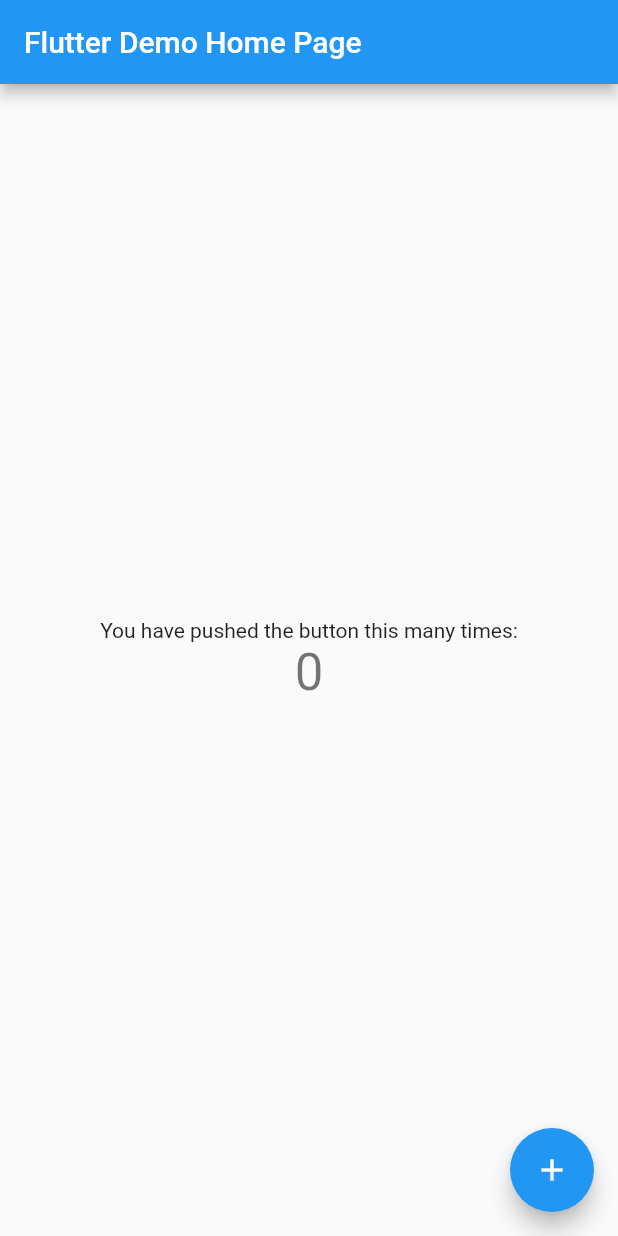
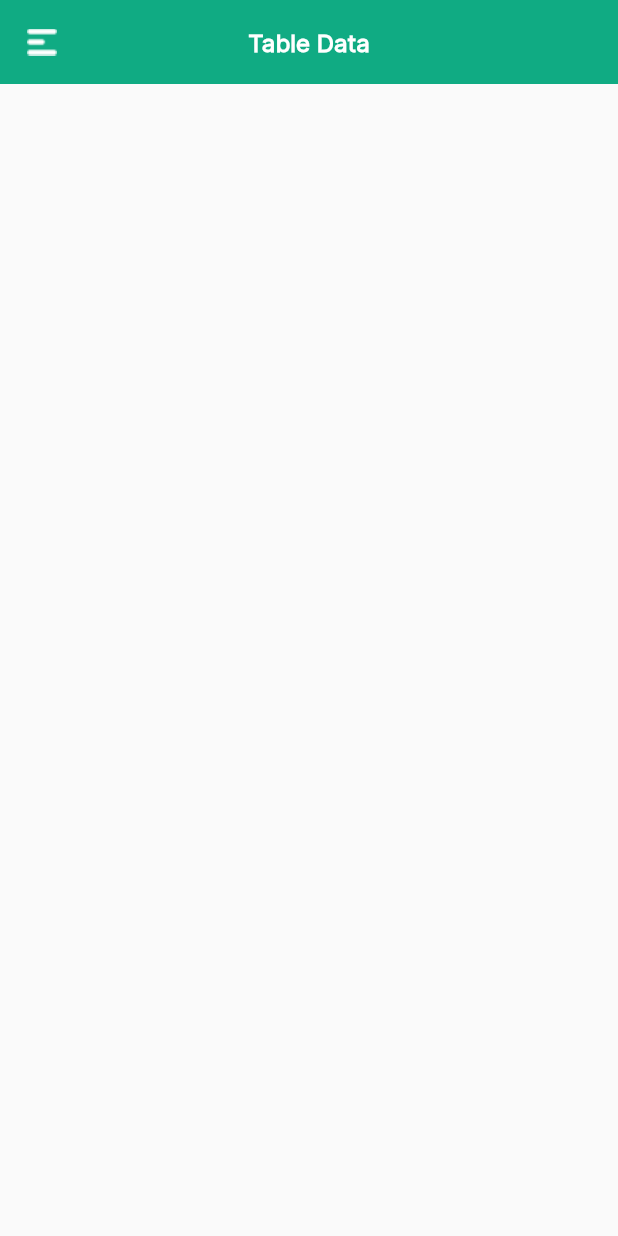
Before and after one commit to marufrobin/demo_limited_company, a Flutter app: the screen it shows after launch, on a phone screen of 412 x 824 dp. Run offline on Flutter 3.47's test engine with Material 2 defaults, Android fonts, the phone set to English and light mode, and no system bars.

Commit message:
appbar done, drawer ScrimColor done

```diff
--- /dev/null
+++ b/lib/home_page.dart
@@ -0,0 +1,38 @@
+import 'package:flutter/material.dart';
+
+class HomePage extends StatelessWidget {
+  const HomePage({Key? key}) : super(key: key);
+
+  @override
+  Widget build(BuildContext context) {
+    final GlobalKey<ScaffoldState> _key = GlobalKey();
+    return Scaffold(
+      key: _key,
+      drawerScrimColor: Color(0xff10AB83).withOpacity(0.5),
+      drawer: Drawer(
+        backgroundColor: Colors.redAccent,
+      ),
+      appBar: AppBar(
+        leading: GestureDetector(
+          onTap: () {
+            _key.currentState!.openDrawer();
+          },
+          child: Container(
+              width: 16,
+              height: 14,
+              child: Image.asset(
+                "images/menu.png",
+              )),
+        ),
+        backgroundColor: Color(0xff10AB83),
+        elevation: 0,
+        title: Text(
+          "Table Data",
+          style: TextStyle(
+              fontSize: 16, fontWeight: FontWeight.w600, fontFamily: "Inter"),
+        ),
+        centerTitle: true,
+      ),
+    );
+  }
+}
--- a/lib/main.dart
+++ b/lib/main.dart
@@ -1,4 +1,6 @@
+import 'package:demo_limited_company/home_page.dart';
 import 'package:flutter/material.dart';
+import 'package:flutter/services.dart';
 
 void main() {
   runApp(const MyApp());
@@ -10,106 +12,14 @@ class MyApp extends StatelessWidget {
   // This widget is the root of your application.
   @override
   Widget build(BuildContext context) {
+    SystemChrome.setSystemUIOverlayStyle(
+        SystemUiOverlayStyle(statusBarColor: Colors.transparent));
     return MaterialApp(
       title: 'Flutter Demo',
       theme: ThemeData(
-        // This is the theme of your application.
-        //
-        // Try running your application with "flutter run". You'll see the
-        // application has a blue toolbar. Then, without quitting the app, try
-        // changing the primarySwatch below to Colors.green and then invoke
-        // "hot reload" (press "r" in the console where you ran "flutter run",
-        // or simply save your changes to "hot reload" in a Flutter IDE).
-        // Notice that the counter didn't reset back to zero; the application
-        // is not restarted.
         primarySwatch: Colors.blue,
       ),
-      home: const MyHomePage(title: 'Flutter Demo Home Page'),
+      home: const HomePage(),
     );
   }
 }
-
-class MyHomePage extends StatefulWidget {
-  const MyHomePage({super.key, required this.title});
-
-  // This widget is the home page of your application. It is stateful, meaning
-  // that it has a State object (defined below) that contains fields that affect
-  // how it looks.
-
-  // This class is the configuration for the state. It holds the values (in this
-  // case the title) provided by the parent (in this case the App widget) and
-  // used by the build method of the State. Fields in a Widget subclass are
-  // always marked "final".
-
-  final String title;
-
-  @override
-  State<MyHomePage> createState() => _MyHomePageState();
-}
-
-class _MyHomePageState extends State<MyHomePage> {
-  int _counter = 0;
-
-  void _incrementCounter() {
-    setState(() {
-      // This call to setState tells the Flutter framework that something has
-      // changed in this State, which causes it to rerun the build method below
-      // so that the display can reflect the updated values. If we changed
-      // _counter without calling setState(), then the build method would not be
-      // called again, and so nothing would appear to happen.
-      _counter++;
-    });
-  }
-
-  @override
-  Widget build(BuildContext context) {
-    // This method is rerun every time setState is called, for instance as done
-    // by the _incrementCounter method above.
-    //
-    // The Flutter framework has been optimized to make rerunning build methods
-    // fast, so that you can just rebuild anything that needs updating rather
-    // than having to individually change instances of widgets.
-    return Scaffold(
-      appBar: AppBar(
-        // Here we take the value from the MyHomePage object that was created by
-        // the App.build method, and use it to set our appbar title.
-        title: Text(widget.title),
-      ),
-      body: Center(
-        // Center is a layout widget. It takes a single child and positions it
-        // in the middle of the parent.
-        child: Column(
-          // Column is also a layout widget. It takes a list of children and
-          // arranges them vertically. By default, it sizes itself to fit its
-          // children horizontally, and tries to be as tall as its parent.
-          //
-          // Invoke "debug painting" (press "p" in the console, choose the
-          // "Toggle Debug Paint" action from the Flutter Inspector in Android
-          // Studio, or the "Toggle Debug Paint" command in Visual Studio Code)
-          // to see the wireframe for each widget.
-          //
-          // Column has various properties to control how it sizes itself and
-          // how it positions its children. Here we use mainAxisAlignment to
-          // center the children vertically; the main axis here is the vertical
-          // axis because Columns are vertical (the cross axis would be
-          // horizontal).
-          mainAxisAlignment: MainAxisAlignment.center,
-          children: <Widget>[
-            const Text(
-              'You have pushed the button this many times:',
-            ),
-            Text(
-              '$_counter',
-              style: Theme.of(context).textTheme.headline4,
-            ),
-          ],
-        ),
-      ),
-      floatingActionButton: FloatingActionButton(
-        onPressed: _incrementCounter,
-        tooltip: 'Increment',
-        child: const Icon(Icons.add),
-      ), // This trailing comma makes auto-formatting nicer for build methods.
-    );
-  }
-}
```
Also changed, not shown: pubspec.yaml (+11 -13 lines), fonts/Inter-Regular.ttf (added), fonts/Poppins-Regular.ttf (added), images/menu.png (added).
